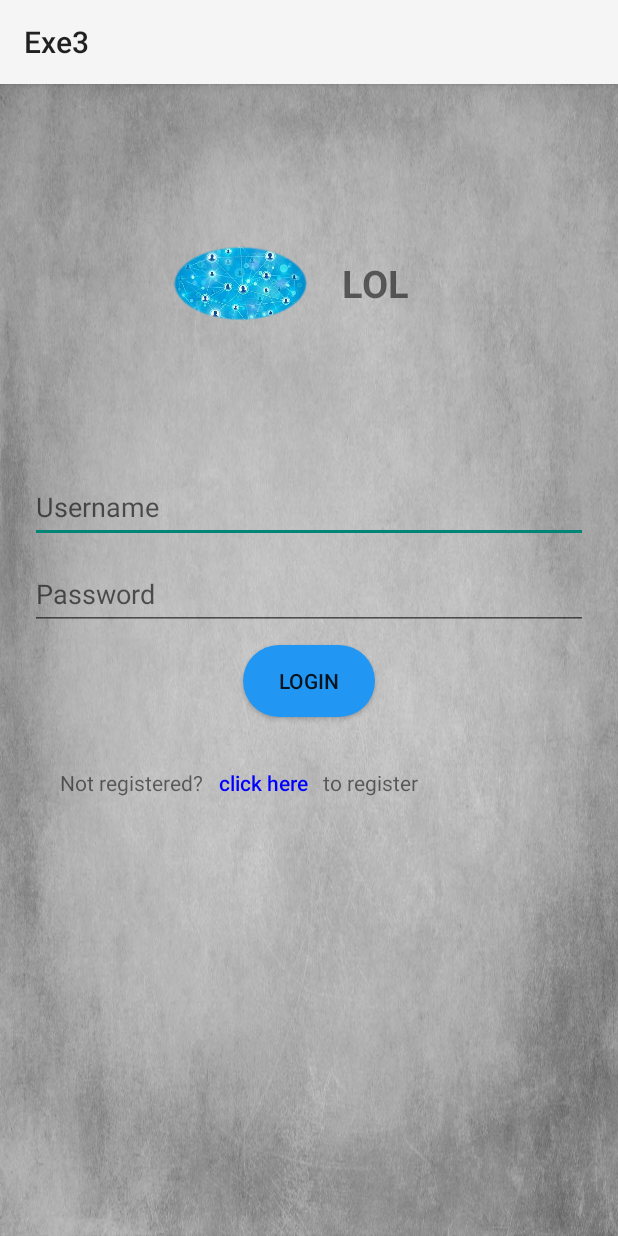
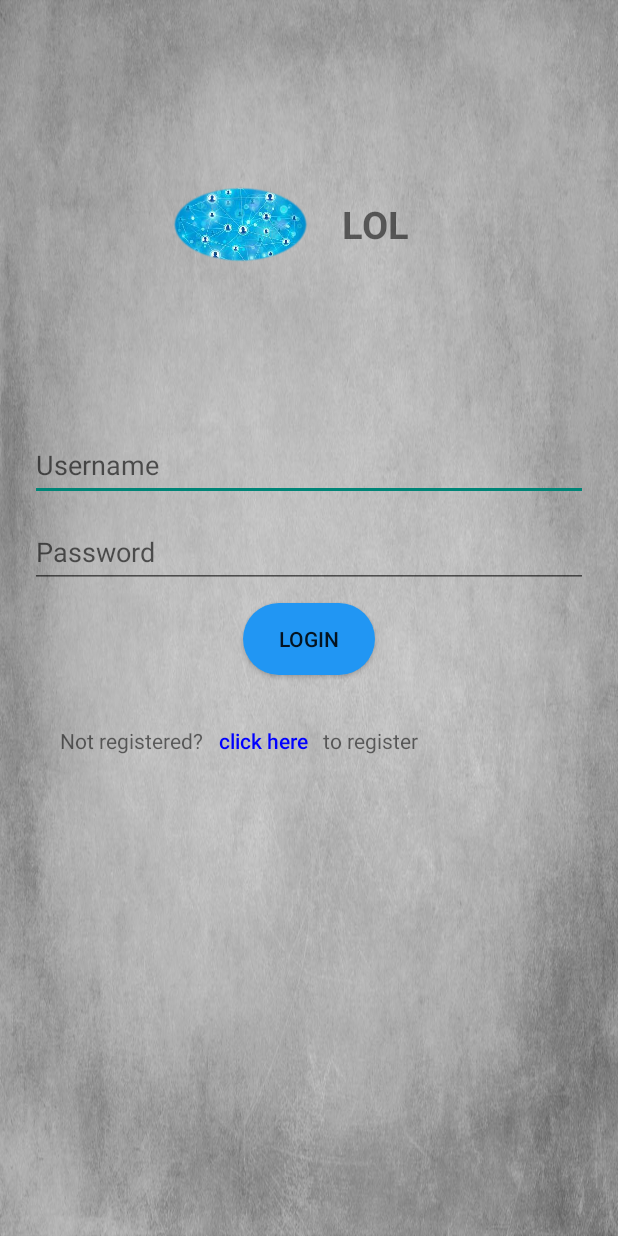
Before and after one commit to ariellancer/Chat-Web-Android, an Android app: the screen it shows after launch (MainActivity), on a phone screen of 412 x 824 dp. Run offline under Robolectric (Android 15) with nearby library versions, the phone set to English and light mode, and no system bars.

Commit message:
fixed Theme

```diff
--- a/app/src/main/res/values-night/themes.xml
+++ b/app/src/main/res/values-night/themes.xml
@@ -1,5 +1,5 @@
 <resources>
-    <style name="Theme.Exe3" parent="Theme.AppCompat">
+    <style name="Theme.Exe3" parent="Theme.AppCompat.NoActionBar">
         <!-- Customize other attributes as needed -->
         <item name="android:windowBackground">@android:color/black</item>
     </style>
--- a/app/src/main/res/values/themes.xml
+++ b/app/src/main/res/values/themes.xml
@@ -4,7 +4,7 @@
 <!--    <style name="Theme.Exe3" parent="Theme.AppCompat.Light.NoActionBar" />-->
 <!--</resources>-->
 <resources>
-<style name="Theme.Exe3" parent="Theme.AppCompat.Light">
+<style name="Theme.Exe3" parent="Theme.AppCompat.Light.NoActionBar">
     <!-- Customize other attributes as needed -->
     <item name="android:windowBackground">@android:color/white</item>
 </style>
```
